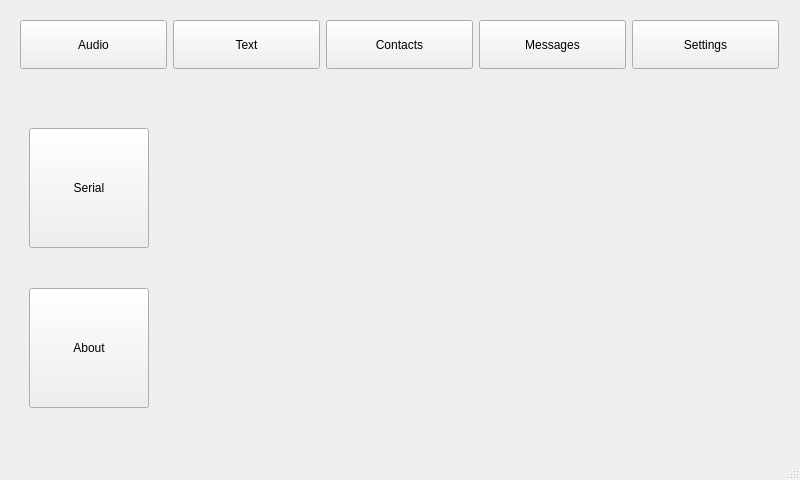
PandoraBoxx/Pandora, file mainWindow.ui: the form before one commit.
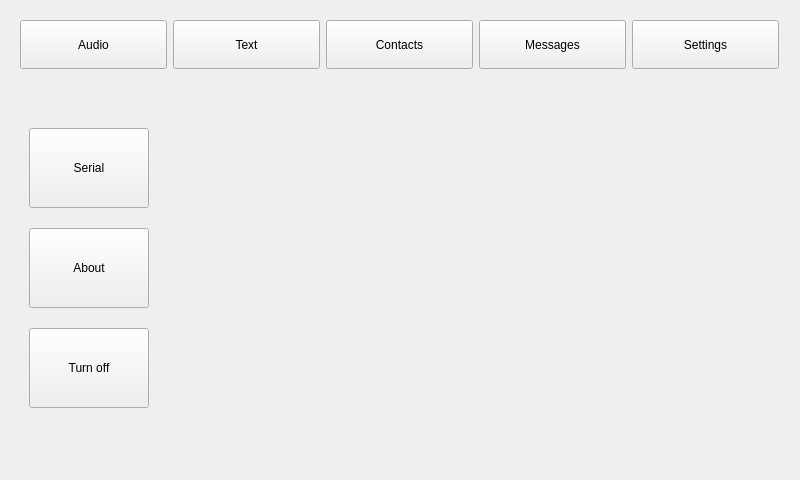
The form after the commit.

Commit message: Added: Positioning to zero to main.cpp, No window border and turn off button to mainWindow.cpp, eliminated status bar on the others

```diff
--- a/mainWindow.ui
+++ b/mainWindow.ui
@@ -10,6 +10,12 @@
     <height>480</height>
    </rect>
   </property>
+  <property name="sizePolicy">
+   <sizepolicy hsizetype="Fixed" vsizetype="Fixed">
+    <horstretch>0</horstretch>
+    <verstretch>0</verstretch>
+   </sizepolicy>
+  </property>
   <property name="windowTitle">
    <string>MainWindow</string>
   </property>
@@ -552,20 +558,33 @@
         <x>20</x>
         <y>40</y>
         <width>120</width>
-        <height>120</height>
+        <height>80</height>
        </rect>
       </property>
       <property name="text">
        <string>Serial</string>
       </property>
      </widget>
+     <widget class="QPushButton" name="setOffButn">
+      <property name="geometry">
+       <rect>
+        <x>20</x>
+        <y>240</y>
+        <width>120</width>
+        <height>80</height>
+       </rect>
+      </property>
+      <property name="text">
+       <string>Turn off</string>
+      </property>
+     </widget>
      <widget class="QPushButton" name="setAboutButn">
       <property name="geometry">
        <rect>
         <x>20</x>
-        <y>200</y>
+        <y>140</y>
         <width>120</width>
-        <height>120</height>
+        <height>80</height>
        </rect>
       </property>
       <property name="text">
@@ -874,7 +893,6 @@
     </layout>
    </widget>
   </widget>
-  <widget class="QStatusBar" name="statusBar"/>
  </widget>
  <layoutdefault spacing="6" margin="11"/>
  <resources/>
```
Left out of the diff: 13 changed lines with no effect on the pictures. The commit also changes 8 other files.
